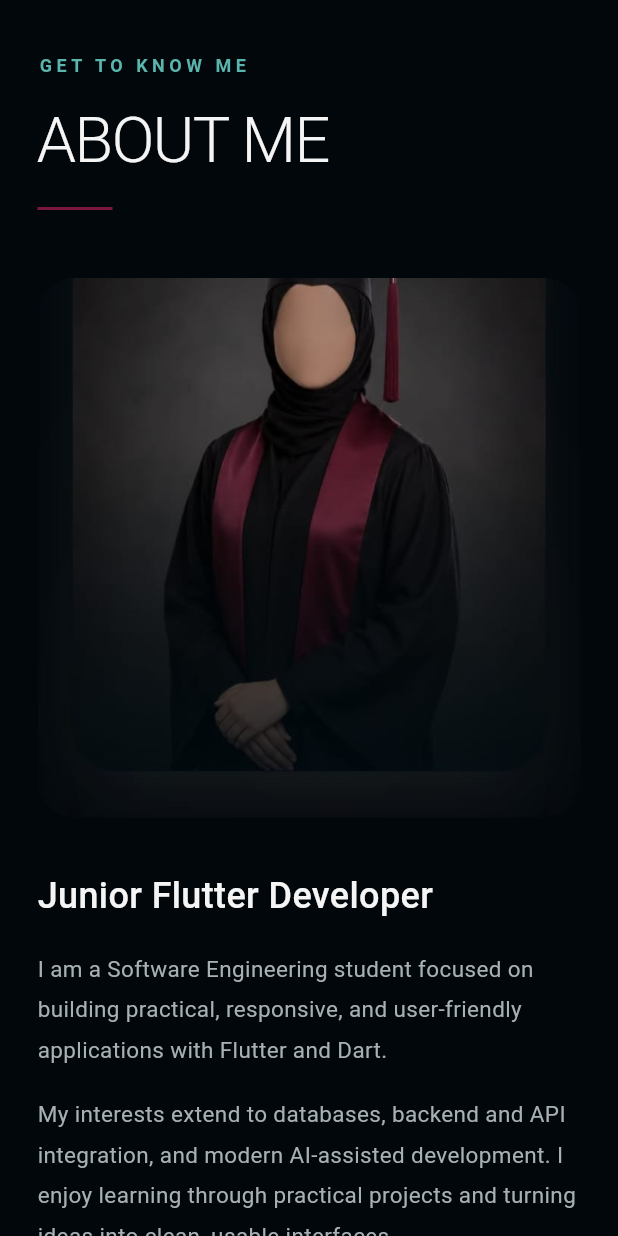
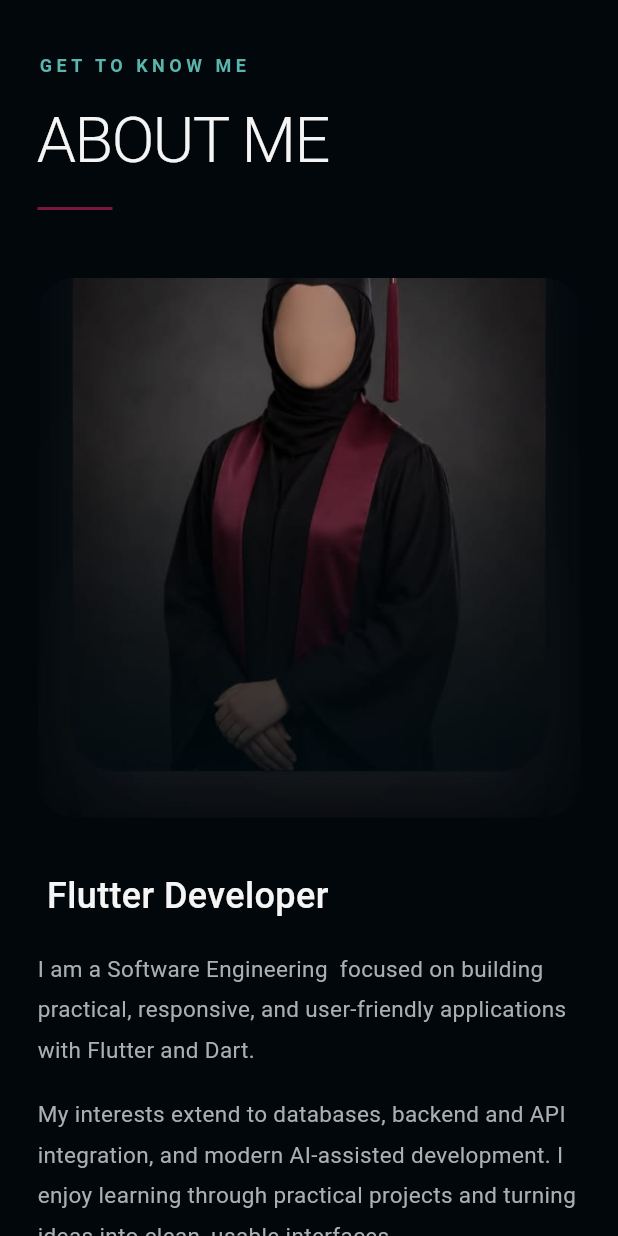
Before and after one commit to khowlah/Myprotofile, a Flutter app: the AboutPage screen opened directly, on a phone screen of 412 x 824 dp. Run offline on Flutter 3.47's test engine with Material 3 defaults, Android fonts, the light colour scheme and no system bars; our stand-ins replace video_player; missing offline and left inert: dart:html.

Commit message:
Fix portfolio

```diff
--- a/lib/pages/about_page.dart
+++ b/lib/pages/about_page.dart
@@ -143,7 +143,7 @@ class _AboutIntroduction extends StatelessWidget {
       crossAxisAlignment: CrossAxisAlignment.start,
       children: [
         const Text(
-          'Junior Flutter Developer',
+          ' Flutter Developer',
           style: TextStyle(
             color: AppColors.white,
             fontSize: 24,
@@ -154,7 +154,7 @@ class _AboutIntroduction extends StatelessWidget {
         const SizedBox(height: 18),
 
         const Text(
-          'I am a Software Engineering student focused on '
+          'I am a Software Engineering  focused on '
           'building practical, responsive, and user-friendly '
           'applications with Flutter and Dart.',
           style: TextStyle(
```
